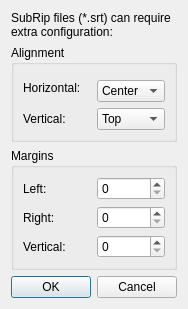
Old version of the form src/configsrt.ui in the repository Subtivals/subtivals.
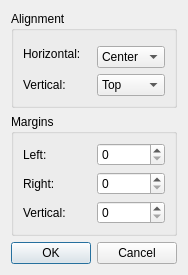
New version of the form.

Commit message: Advanced style configuration (ref #194, #176)

What changed in the file:
```diff
--- a/src/configsrt.ui
+++ b/src/configsrt.ui
@@ -10,7 +10,7 @@
     <x>0</x>
     <y>0</y>
     <width>261</width>
-    <height>311</height>
+    <height>286</height>
    </rect>
   </property>
   <property name="windowTitle">
@@ -23,7 +23,7 @@
    <property name="sizeConstraint">
     <enum>QLayout::SetFixedSize</enum>
    </property>
-   <item row="3" column="0">
+   <item row="2" column="0">
     <widget class="QDialogButtonBox" name="buttonBox">
      <property name="orientation">
       <enum>Qt::Horizontal</enum>
@@ -34,6 +34,45 @@
     </widget>
    </item>
    <item row="1" column="0">
+    <widget class="QGroupBox" name="groupBox_2">
+     <property name="title">
+      <string>Margins</string>
+     </property>
+     <layout class="QGridLayout" name="gridLayout_3">
+      <item row="0" column="0">
+       <widget class="QLabel" name="label_6">
+        <property name="text">
+         <string>Left:</string>
+        </property>
+       </widget>
+      </item>
+      <item row="0" column="1">
+       <widget class="QSpinBox" name="marginL"/>
+      </item>
+      <item row="1" column="0">
+       <widget class="QLabel" name="label_4">
+        <property name="text">
+         <string>Right:</string>
+        </property>
+       </widget>
+      </item>
+      <item row="1" column="1">
+       <widget class="QSpinBox" name="marginR"/>
+      </item>
+      <item row="2" column="0">
+       <widget class="QLabel" name="label_5">
+        <property name="text">
+         <string>Vertical:</string>
+        </property>
+       </widget>
+      </item>
+      <item row="2" column="1">
+       <widget class="QSpinBox" name="marginV"/>
+      </item>
+     </layout>
+    </widget>
+   </item>
+   <item row="0" column="0">
     <widget class="QGroupBox" name="groupBox">
      <property name="title">
       <string>Alignment</string>
@@ -100,55 +139,6 @@
      </layout>
     </widget>
    </item>
-   <item row="0" column="0">
-    <widget class="QLabel" name="label_3">
-     <property name="text">
-      <string>SubRip files (*.srt) can require extra configuration:</string>
-     </property>
-     <property name="wordWrap">
-      <bool>true</bool>
-     </property>
-    </widget>
-   </item>
-   <item row="2" column="0">
-    <widget class="QGroupBox" name="groupBox_2">
-     <property name="title">
-      <string>Margins</string>
-     </property>
-     <layout class="QGridLayout" name="gridLayout_3">
-      <item row="0" column="0">
-       <widget class="QLabel" name="label_6">
-        <property name="text">
-         <string>Left:</string>
-        </property>
-       </widget>
-      </item>
-      <item row="0" column="1">
-       <widget class="QSpinBox" name="marginL"/>
-      </item>
-      <item row="1" column="0">
-       <widget class="QLabel" name="label_4">
-        <property name="text">
-         <string>Right:</string>
-        </property>
-       </widget>
-      </item>
-      <item row="1" column="1">
-       <widget class="QSpinBox" name="marginR"/>
-      </item>
-      <item row="2" column="0">
-       <widget class="QLabel" name="label_5">
-        <property name="text">
-         <string>Vertical:</string>
-        </property>
-       </widget>
-      </item>
-      <item row="2" column="1">
-       <widget class="QSpinBox" name="maringV"/>
-      </item>
-     </layout>
-    </widget>
-   </item>
   </layout>
  </widget>
  <resources/>
```
Left out of the diff: 2 changed lines with no effect on the pictures. The commit also changes 10 other files.
